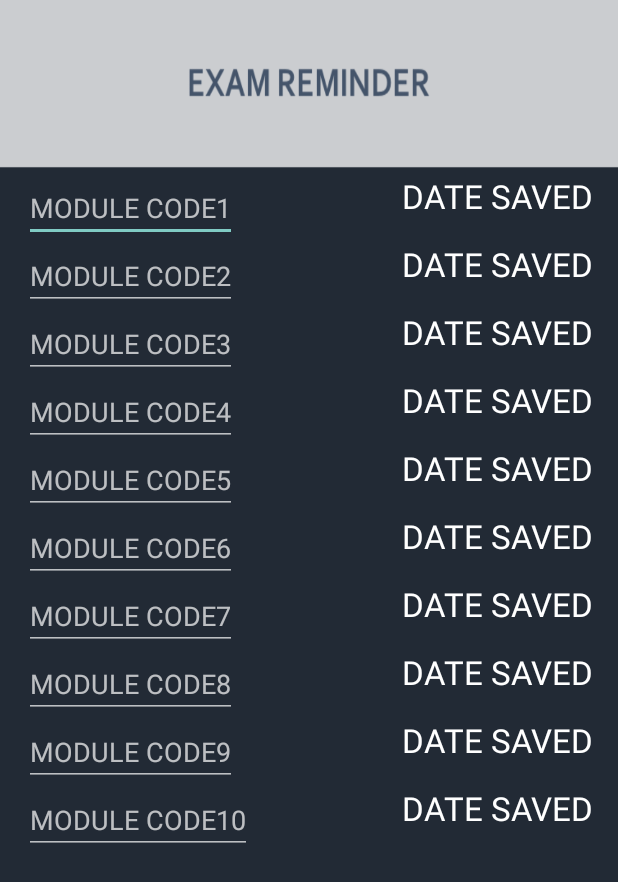
After one commit to selinawj/CAPCULATOR, an Android app: the ExamReminderDetails screen opened directly, with no data from a screen before it, on a phone screen of 412 x 824 dp. The commit adds this screen. Shown: the top 882 px of the screen. Run offline under Robolectric (Android 15) with nearby library versions, the light colour scheme and no system bars.

Commit message:
Added ExamReminderDetails

```diff
--- a/app/src/main/AndroidManifest.xml
+++ b/app/src/main/AndroidManifest.xml
@@ -32,7 +32,8 @@
         <activity android:name=".ExamReminder" />
         <activity android:name=".ScenarioInfo" />
         <activity android:name=".AddSemester" />
-        <activity android:name=".CurrentScenario"></activity>
+        <activity android:name=".CurrentScenario" />
+        <activity android:name=".ExamReminderDetails"></activity>
     </application>
 
 </manifest>
--- a/app/src/main/java/capture/capculator/ExamReminder.java
+++ b/app/src/main/java/capture/capculator/ExamReminder.java
@@ -1,7 +1,11 @@
 package capture.capculator;
 
+import android.content.Intent;
 import android.support.v7.app.AppCompatActivity;
 import android.os.Bundle;
+import android.view.View;
+import android.widget.Button;
+import android.widget.ImageButton;
 
 public class ExamReminder extends AppCompatActivity {
 
@@ -9,5 +13,17 @@
     protected void onCreate(Bundle savedInstanceState) {
         super.onCreate(savedInstanceState);
         setContentView(R.layout.activity_exam_reminder);
+
+         /*this is to link buttons to ExamReminderDetails*/
+        final Button select = (Button) findViewById(R.id.select);
+
+        select.setOnClickListener(new View.OnClickListener() {
+            @Override
+            public void onClick(View v) {
+                Intent details = new Intent(ExamReminder.this, ExamReminderDetails.class);
+                ExamReminder.this.startActivity(details);
+
+            }
+        });
     }
 }
--- /dev/null
+++ b/app/src/main/java/capture/capculator/ExamReminderDetails.java
@@ -0,0 +1,13 @@
+package capture.capculator;
+
+import android.support.v7.app.AppCompatActivity;
+import android.os.Bundle;
+
+public class ExamReminderDetails extends AppCompatActivity {
+
+    @Override
+    protected void onCreate(Bundle savedInstanceState) {
+        super.onCreate(savedInstanceState);
+        setContentView(R.layout.activity_exam_reminder_details);
+    }
+}
--- a/app/src/main/res/layout/activity_exam_reminder.xml
+++ b/app/src/main/res/layout/activity_exam_reminder.xml
@@ -31,7 +31,7 @@
         android:layout_width="wrap_content"
         android:layout_height="wrap_content"
         android:text="SELECT"
-        android:id="@+id/button"
+        android:id="@+id/select"
         android:layout_below="@+id/calendarView"
         android:layout_centerHorizontal="true" />
 
--- /dev/null
+++ b/app/src/main/res/layout/activity_exam_reminder_details.xml
@@ -0,0 +1,204 @@
+<?xml version="1.0" encoding="utf-8"?>
+<RelativeLayout xmlns:android="http://schemas.android.com/apk/res/android"
+    xmlns:tools="http://schemas.android.com/tools"
+    android:layout_width="match_parent"
+    android:layout_height="match_parent"
+    android:paddingBottom="@dimen/activity_vertical_margin"
+    android:paddingLeft="@dimen/activity_horizontal_margin"
+    android:paddingRight="@dimen/activity_horizontal_margin"
+    android:paddingTop="@dimen/activity_vertical_margin"
+    tools:context="capture.capculator.ExamReminderDetails"
+    android:background="@drawable/examreminderbg">
+
+    <EditText
+        android:layout_width="wrap_content"
+        android:layout_height="wrap_content"
+        android:id="@+id/modCode"
+        android:layout_marginTop="100dp"
+        android:hint="MODULE CODE1"
+        android:layout_alignParentTop="true"
+        android:layout_alignParentLeft="true"
+        android:layout_alignParentStart="true" />
+
+    <EditText
+        android:layout_width="wrap_content"
+        android:layout_height="wrap_content"
+        android:id="@+id/editText2"
+        android:hint="MODULE CODE2"
+        android:layout_alignParentStart="true"
+        android:layout_below="@+id/modCode"
+        android:layout_alignParentLeft="true" />
+
+    <TextView
+        android:layout_width="wrap_content"
+        android:layout_height="wrap_content"
+        android:textAppearance="?android:attr/textAppearanceLarge"
+        android:text="DATE SAVED"
+        android:id="@+id/textView"
+        android:layout_alignTop="@+id/modCode"
+        android:layout_alignParentRight="true"
+        android:layout_alignParentEnd="true" />
+
+    <TextView
+        android:layout_width="wrap_content"
+        android:layout_height="wrap_content"
+        android:textAppearance="?android:attr/textAppearanceLarge"
+        android:text="DATE SAVED"
+        android:id="@+id/textView2"
+        android:layout_below="@+id/modCode"
+        android:layout_alignLeft="@+id/textView"
+        android:layout_alignStart="@+id/textView" />
+
+    <EditText
+        android:layout_width="wrap_content"
+        android:layout_height="wrap_content"
+        android:id="@+id/editText3"
+        android:hint="MODULE CODE3"
+        android:layout_alignParentStart="true"
+        android:layout_below="@+id/editText2"
+        android:layout_alignParentLeft="true" />
+
+    <EditText
+        android:layout_width="wrap_content"
+        android:layout_height="wrap_content"
+        android:id="@+id/editText4"
+        android:hint="MODULE CODE4"
+        android:layout_alignParentStart="true"
+        android:layout_below="@+id/editText3"
+        android:layout_alignParentLeft="true" />
+
+    <EditText
+        android:layout_width="wrap_content"
+        android:layout_height="wrap_content"
+        android:id="@+id/editText5"
+        android:hint="MODULE CODE5"
+        android:layout_alignParentStart="true"
+        android:layout_below="@+id/editText4"
+        android:layout_alignParentLeft="true" />
+
+    <EditText
+        android:layout_width="wrap_content"
+        android:layout_height="wrap_content"
+        android:id="@+id/editText6"
+        android:hint="MODULE CODE6"
+        android:layout_alignParentStart="true"
+        android:layout_below="@+id/editText5"
+        android:layout_alignParentLeft="true" />
+
+    <EditText
+        android:layout_width="wrap_content"
+        android:layout_height="wrap_content"
+        android:id="@+id/editText7"
+        android:hint="MODULE CODE7"
+        android:layout_alignParentStart="true"
+        android:layout_below="@+id/editText6"
+        android:layout_alignParentLeft="true" />
+
+    <EditText
+        android:layout_width="wrap_content"
+        android:layout_height="wrap_content"
+        android:id="@+id/editText8"
+        android:hint="MODULE CODE8"
+        android:layout_alignParentStart="true"
+        android:layout_below="@+id/editText7"
+        android:layout_alignParentLeft="true" />
+
+    <EditText
+        android:layout_width="wrap_content"
+        android:layout_height="wrap_content"
+        android:id="@+id/editText9"
+        android:hint="MODULE CODE9"
+        android:layout_alignParentStart="true"
+        android:layout_below="@+id/editText8"
+        android:layout_alignParentLeft="true" />
+
+    <EditText
+        android:layout_width="wrap_content"
+        android:layout_height="wrap_content"
+        android:id="@+id/editText10"
+        android:hint="MODULE CODE10"
+        android:layout_alignParentStart="true"
+        android:layout_below="@+id/editText9"
+        android:layout_alignParentLeft="true" />
+
+    <TextView
+        android:layout_width="wrap_content"
+        android:layout_height="wrap_content"
+        android:textAppearance="?android:attr/textAppearanceLarge"
+        android:text="DATE SAVED"
+        android:id="@+id/textView3"
+        android:layout_below="@+id/editText2"
+        android:layout_alignLeft="@+id/textView2"
+        android:layout_alignStart="@+id/textView2" />
+
+    <TextView
+        android:layout_width="wrap_content"
+        android:layout_height="wrap_content"
+        android:textAppearance="?android:attr/textAppearanceLarge"
+        android:text="DATE SAVED"
+        android:id="@+id/textView4"
+        android:layout_alignTop="@+id/editText4"
+        android:layout_alignLeft="@+id/textView3"
+        android:layout_alignStart="@+id/textView3" />
+
+    <TextView
+        android:layout_width="wrap_content"
+        android:layout_height="wrap_content"
+        android:textAppearance="?android:attr/textAppearanceLarge"
+        android:text="DATE SAVED"
+        android:id="@+id/textView5"
+        android:layout_below="@+id/editText4"
+        android:layout_alignLeft="@+id/textView4"
+        android:layout_alignStart="@+id/textView4" />
+
+    <TextView
+        android:layout_width="wrap_content"
+        android:layout_height="wrap_content"
+        android:textAppearance="?android:attr/textAppearanceLarge"
+        android:text="DATE SAVED"
+        android:id="@+id/textView6"
+        android:layout_below="@+id/editText5"
+        android:layout_alignParentRight="true"
+        android:layout_alignParentEnd="true" />
+
+    <TextView
+        android:layout_width="wrap_content"
+        android:layout_height="wrap_content"
+        android:textAppearance="?android:attr/textAppearanceLarge"
+        android:text="DATE SAVED"
+        android:id="@+id/textView7"
+        android:layout_below="@+id/editText6"
+        android:layout_alignParentRight="true"
+        android:layout_alignParentEnd="true" />
+
+    <TextView
+        android:layout_width="wrap_content"
+        android:layout_height="wrap_content"
+        android:textAppearance="?android:attr/textAppearanceLarge"
+        android:text="DATE SAVED"
+        android:id="@+id/textView8"
+        android:layout_below="@+id/editText7"
+        android:layout_alignLeft="@+id/textView7"
+        android:layout_alignStart="@+id/textView7" />
+
+    <TextView
+        android:layout_width="wrap_content"
+        android:layout_height="wrap_content"
+        android:textAppearance="?android:attr/textAppearanceLarge"
+        android:text="DATE SAVED"
+        android:id="@+id/textView9"
+        android:layout_below="@+id/editText8"
+        android:layout_alignLeft="@+id/textView8"
+        android:layout_alignStart="@+id/textView8" />
+
+    <TextView
+        android:layout_width="wrap_content"
+        android:layout_height="wrap_content"
+        android:textAppearance="?android:attr/textAppearanceLarge"
+        android:text="DATE SAVED"
+        android:id="@+id/textView10"
+        android:layout_below="@+id/editText9"
+        android:layout_alignLeft="@+id/textView9"
+        android:layout_alignStart="@+id/textView9" />
+
+</RelativeLayout>
```
